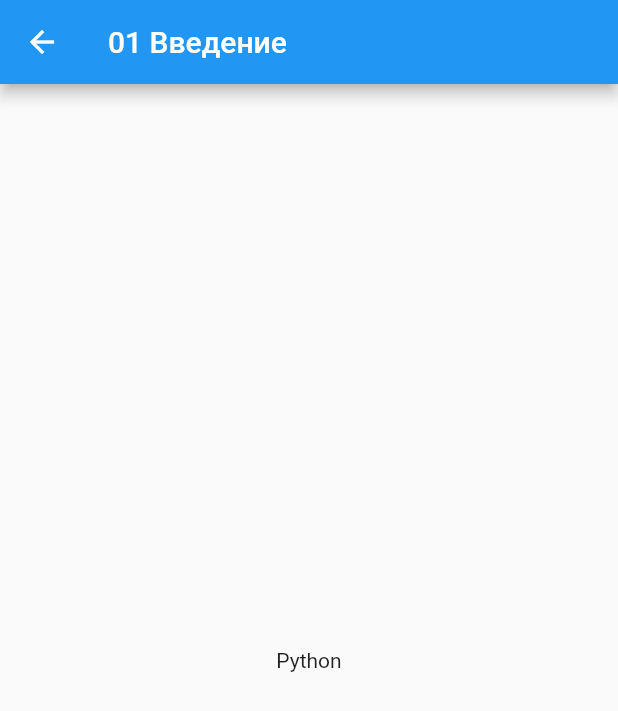
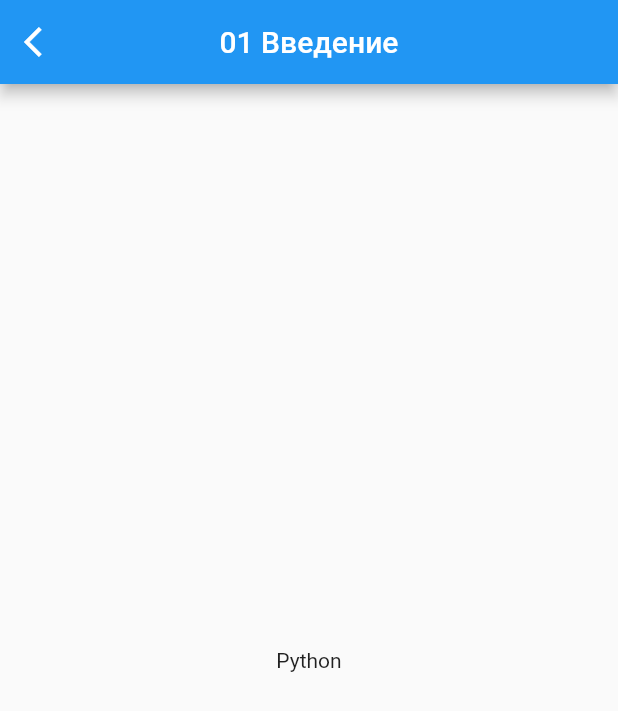
Before and after one commit to Rusya1465/flutter_app1, a Flutter app: the CourseLesson screen opened directly, on a phone screen of 412 x 824 dp. Shown: the top 711 px of the screen. Run offline on Flutter 3.47's test engine with Material 2 defaults, Android fonts, the phone set to English and light mode, and no system bars.

Commit message:
added appbar on course_lesson_page

```diff
--- a/lib/pages/navpages/course_lesson_page/course_lesson.dart
+++ b/lib/pages/navpages/course_lesson_page/course_lesson.dart
@@ -13,6 +13,12 @@ class _CourseLessonState extends State<CourseLesson> {
     return Scaffold(
       appBar: AppBar(
         title: const Text('01 Введение'),
+        centerTitle: true,
+        automaticallyImplyLeading: true,
+        leading: IconButton(
+          icon: const Icon(Icons.arrow_back_ios),
+          onPressed: () {},
+        ),
       ),
       body: const Center(child: Text('Python')),
     );
--- a/lib/pages/navpages/home_page.dart
+++ b/lib/pages/navpages/home_page.dart
@@ -1,5 +1,5 @@
-import 'dart:html';
-import 'dart:typed_data';
+// import 'dart:html';
+// import 'dart:typed_data';
 
 import 'package:flutter/material.dart';
 
```
